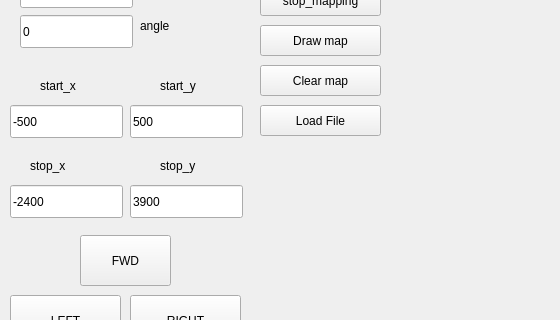
First picture: the form in robot_demo/mainwindow.ui, repository MiroslavKohut/IroboCreate_project, before the edit; both pictures show x 0 to 560 and y 212 to 532 of the 1165 by 720 pixel window.
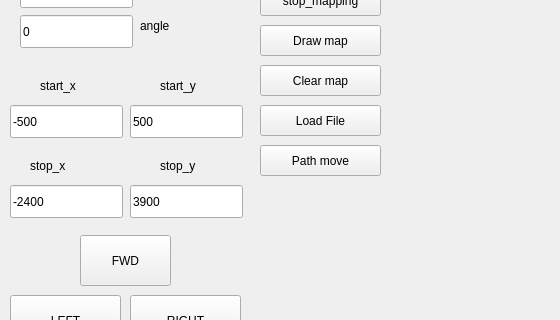
Second picture: the form after the edit.

Commit message: path point update

The edit to the form file:
```diff
--- a/robot_demo/mainwindow.ui
+++ b/robot_demo/mainwindow.ui
@@ -378,6 +378,19 @@
      <string>RIGHT</string>
     </property>
    </widget>
+   <widget class="QPushButton" name="pushButton_12">
+    <property name="geometry">
+     <rect>
+      <x>260</x>
+      <y>340</y>
+      <width>121</width>
+      <height>31</height>
+     </rect>
+    </property>
+    <property name="text">
+     <string>Path move</string>
+    </property>
+   </widget>
   </widget>
   <widget class="QMenuBar" name="menuBar">
    <property name="geometry">
```
Left out of the diff: 2 changed lines with no effect on the pictures. The commit also changes 3 other files.
